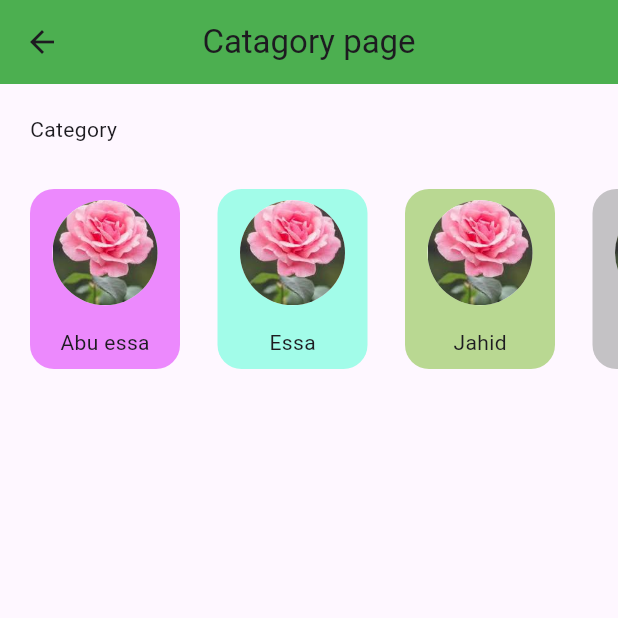
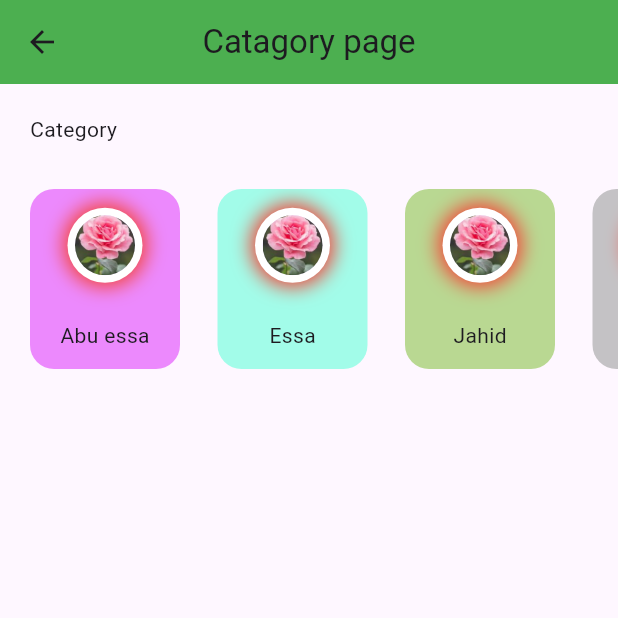
Before and after one commit to MdAbuessa/Essential-Code, a Flutter app: the screen it shows after launch, after a tap on "Catagory Show Page", on a phone screen of 412 x 824 dp, the top half of it. Run offline on Flutter 3.47's test engine with Material 3 defaults, Android fonts, the phone set to English and light mode, and no system bars; our stand-ins replace percent_indicator.

Commit message:
added checkbox

```diff
--- a/lib/catagory_show.dart
+++ b/lib/catagory_show.dart
@@ -1,5 +1,4 @@
 import 'package:flutter/material.dart';
-import 'package:flutter_svg/flutter_svg.dart';
 import 'package:media_query/models/category_model.dart';
 
 class CatagoryShow extends StatefulWidget {
@@ -18,6 +17,7 @@ class _CatagoryShowState extends State<CatagoryShow> {
 
   @override
   void initState() {
+    super.initState();
     _getCategories();
   }
 
@@ -35,9 +35,16 @@ class _CatagoryShowState extends State<CatagoryShow> {
         children: [
           Padding(padding: const EdgeInsets.all(20.0), child: Text('Category')),
           SizedBox(height: 10),
-          Container(
+          category_section(),
+        ],
+      ),
+    );
+  }
+
+  // ignore: non_constant_identifier_names
+  SizedBox category_section() {
+    return SizedBox(
       height: 120,
-
       child: ListView.separated(
         itemCount: categories.length,
         scrollDirection: Axis.horizontal,
@@ -53,10 +60,26 @@ class _CatagoryShowState extends State<CatagoryShow> {
             child: Column(
               mainAxisAlignment: MainAxisAlignment.spaceAround,
               children: [
-                      CircleAvatar(
-                        radius: 35, // Half of 50 (width/height)
-                        backgroundColor: Colors.white,
+                Container(
+                  decoration: BoxDecoration(
+                    color: Colors.white,
+                    borderRadius: BorderRadius.circular(40),
+                    boxShadow: [
+                      BoxShadow(
+                        color: Colors.red,
+                        spreadRadius: 3,
+                        blurRadius: 10,
+                      ),
+                    ],
+                  ),
+                  child: Padding(
+                    padding: const EdgeInsets.all(5.0),
+                    child: CircleAvatar(
+                      radius: 20, // Half of 50 (width/height)
+
                       backgroundImage: AssetImage(categories[index].iconPath),
+                    ),
+                  ),
                 ),
                 Text(categories[index].name),
               ],
@@ -64,9 +87,6 @@ class _CatagoryShowState extends State<CatagoryShow> {
           );
         },
       ),
-          ),
-        ],
-      ),
     );
   }
 }
--- a/lib/main.dart
+++ b/lib/main.dart
@@ -1,6 +1,7 @@
 import 'package:flutter/material.dart';
 import 'package:flutter/services.dart';
 import 'package:media_query/catagory_show.dart';
+import 'package:media_query/checkbox.dart';
 import 'package:media_query/container_color_change.dart';
 import 'package:media_query/container_inkwell.dart';
 import 'package:media_query/form_data_show.dart';
@@ -202,6 +203,7 @@ class _RegFormState extends State<RegForm> {
                   ],
                 ),
               ),
+
               ElevatedButton(
                 onPressed: () {
                   Navigator.push(
@@ -235,6 +237,19 @@ class _RegFormState extends State<RegForm> {
                 },
                 child: Text('Catagory Show Page'),
               ),
+              SizedBox(height: 20),
+
+              ElevatedButton(
+                onPressed: () {
+                  Navigator.push(
+                    context,
+                    MaterialPageRoute(
+                      builder: (context) => MultiSelect(items: []),
+                    ),
+                  );
+                },
+                child: Text('Check  Box'),
+              ),
             ],
           ),
         ),
```
Also changed, not shown: lib/checkbox.dart (added, +85 -0 lines). Lines whose indentation alone changed are shown as unchanged.
